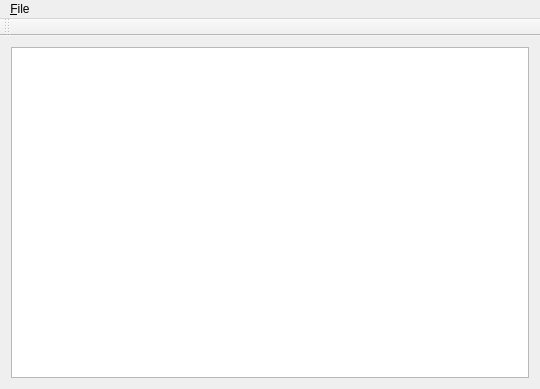
The window that code/tools/materialeditor/mainwindow.ui (Chinamming/nebuladevice3) describes before a commit, drawn with Qt 5.
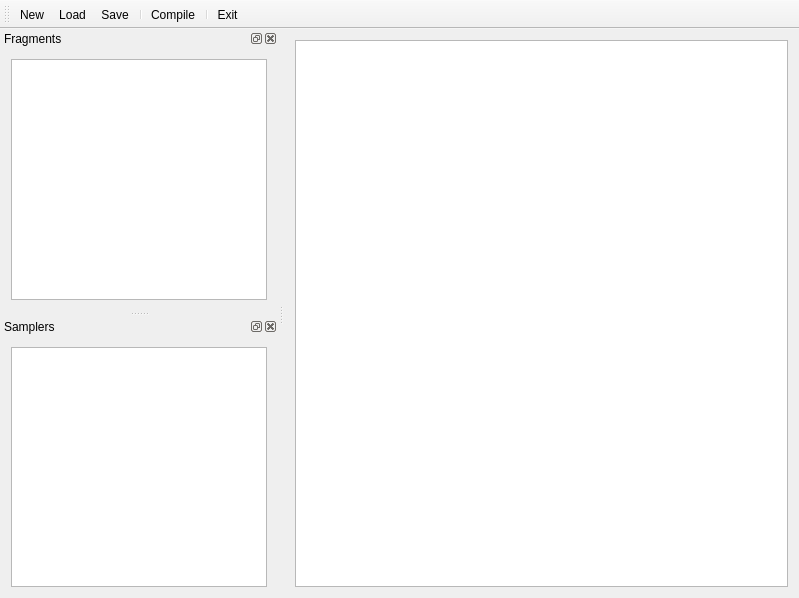
The same window after the commit. Icons and pictures are not drawn.

What changed in the file:
```diff
--- a/code/tools/materialeditor/mainwindow.ui
+++ b/code/tools/materialeditor/mainwindow.ui
@@ -6,8 +6,8 @@
    <rect>
     <x>0</x>
     <y>0</y>
-    <width>540</width>
-    <height>389</height>
+    <width>799</width>
+    <height>598</height>
    </rect>
   </property>
   <property name="windowTitle">
@@ -20,26 +20,6 @@
     </item>
    </layout>
   </widget>
-  <widget class="QMenuBar" name="menuBar">
-   <property name="geometry">
-    <rect>
-     <x>0</x>
-     <y>0</y>
-     <width>540</width>
-     <height>21</height>
-    </rect>
-   </property>
-   <widget class="QMenu" name="menu_File">
-    <property name="title">
-     <string>&amp;File</string>
-    </property>
-    <addaction name="action_Save"/>
-    <addaction name="action_Load"/>
-    <addaction name="separator"/>
-    <addaction name="action_Quit"/>
-   </widget>
-   <addaction name="menu_File"/>
-  </widget>
   <widget class="QToolBar" name="toolBar">
    <property name="windowTitle">
     <string>toolBar</string>
@@ -50,20 +30,96 @@
    <attribute name="toolBarBreak">
     <bool>false</bool>
    </attribute>
+   <addaction name="action_New"/>
+   <addaction name="action_Load"/>
+   <addaction name="action_Save"/>
+   <addaction name="separator"/>
+   <addaction name="action_Compile"/>
+   <addaction name="separator"/>
+   <addaction name="action_Exit"/>
+  </widget>
+  <widget class="QDockWidget" name="dockWidgetFragments">
+   <property name="windowTitle">
+    <string>Fragments</string>
+   </property>
+   <attribute name="dockWidgetArea">
+    <number>1</number>
+   </attribute>
+   <widget class="QWidget" name="dockWidgetContents">
+    <layout class="QVBoxLayout" name="verticalLayout_2">
+     <item>
+      <widget class="QListView" name="listViewFragments"/>
+     </item>
+    </layout>
+   </widget>
+  </widget>
+  <widget class="QDockWidget" name="dockWidgetSamplers">
+   <property name="windowTitle">
+    <string>Samplers</string>
+   </property>
+   <attribute name="dockWidgetArea">
+    <number>1</number>
+   </attribute>
+   <widget class="QWidget" name="dockWidgetContents_2">
+    <layout class="QVBoxLayout" name="verticalLayout_3">
+     <item>
+      <widget class="QListView" name="listViewSamplers"/>
+     </item>
+    </layout>
+   </widget>
   </widget>
   <action name="action_Save">
+   <property name="icon">
+    <iconset resource="materialeditor.qrc">
+     <normaloff>:/icons/icons/Save.png</normaloff>:/icons/icons/Save.png</iconset>
+   </property>
    <property name="text">
     <string>&amp;Save</string>
    </property>
   </action>
   <action name="action_Load">
+   <property name="icon">
+    <iconset resource="materialeditor.qrc">
+     <normaloff>:/icons/icons/Load.png</normaloff>:/icons/icons/Load.png</iconset>
+   </property>
    <property name="text">
     <string>&amp;Load</string>
    </property>
+   <property name="toolTip">
+    <string>Load</string>
+   </property>
   </action>
-  <action name="action_Quit">
+  <action name="action_Exit">
+   <property name="icon">
+    <iconset resource="materialeditor.qrc">
+     <normaloff>:/icons/icons/Exit.png</normaloff>:/icons/icons/Exit.png</iconset>
+   </property>
    <property name="text">
-    <string>&amp;Quit</string>
+    <string>&amp;Exit</string>
+   </property>
+  </action>
+  <action name="action_Compile">
+   <property name="icon">
+    <iconset resource="materialeditor.qrc">
+     <normaloff>:/icons/icons/Compile.png</normaloff>:/icons/icons/Compile.png</iconset>
+   </property>
+   <property name="text">
+    <string>&amp;Compile</string>
+   </property>
+   <property name="toolTip">
+    <string>Compile</string>
+   </property>
+  </action>
+  <action name="action_New">
+   <property name="icon">
+    <iconset resource="materialeditor.qrc">
+     <normaloff>:/icons/icons/New.png</normaloff>:/icons/icons/New.png</iconset>
+   </property>
+   <property name="text">
+    <string>&amp;New</string>
+   </property>
+   <property name="toolTip">
+    <string>New</string>
    </property>
   </action>
  </widget>
```
Left out of the diff: 4 changed lines with no effect on the pictures.
